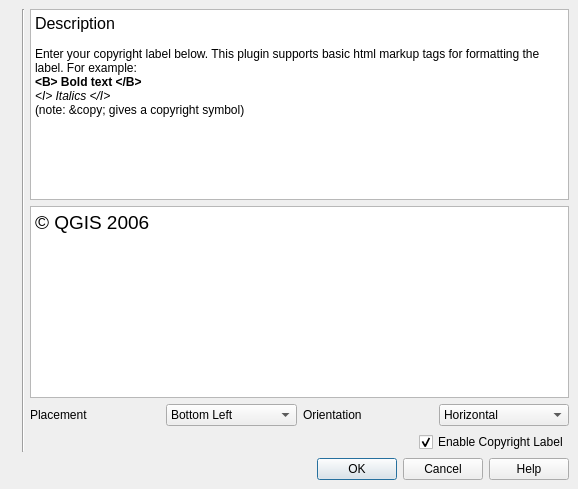
The window that src/plugins/copyright_label/pluginguibase.ui (qgis/QGIS) describes before a commit, drawn with Qt 5.
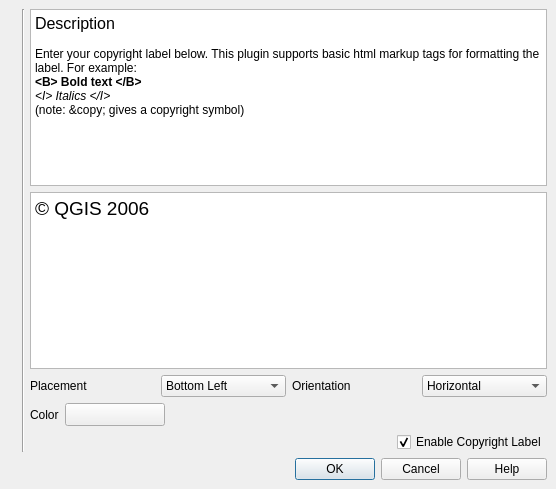
The same window after the commit. Icons and pictures are not drawn. Custom widgets are drawn as their Qt base class.

Commit message: Fix for ticket #150 (added ability to set the copyright text colour). Also removed use of Qt3Support code in the plugin

Patch:
```diff
--- a/src/plugins/copyright_label/pluginguibase.ui
+++ b/src/plugins/copyright_label/pluginguibase.ui
@@ -5,7 +5,7 @@
    <rect>
     <x>0</x>
     <y>0</y>
-    <width>578</width>
+    <width>556</width>
     <height>489</height>
    </rect>
   </property>
@@ -22,6 +22,54 @@
    <property name="spacing" >
     <number>6</number>
    </property>
+   <item row="3" column="2" >
+    <layout class="QHBoxLayout" >
+     <property name="margin" >
+      <number>0</number>
+     </property>
+     <property name="spacing" >
+      <number>6</number>
+     </property>
+     <item>
+      <widget class="QLabel" name="label" >
+       <property name="text" >
+        <string>Color</string>
+       </property>
+      </widget>
+     </item>
+     <item>
+      <widget class="QgsColorButton" name="pbnColorChooser" >
+       <property name="sizePolicy" >
+        <sizepolicy>
+         <hsizetype>0</hsizetype>
+         <vsizetype>7</vsizetype>
+         <horstretch>0</horstretch>
+         <verstretch>0</verstretch>
+        </sizepolicy>
+       </property>
+       <property name="minimumSize" >
+        <size>
+         <width>100</width>
+         <height>0</height>
+        </size>
+       </property>
+      </widget>
+     </item>
+     <item>
+      <spacer>
+       <property name="orientation" >
+        <enum>Qt::Horizontal</enum>
+       </property>
+       <property name="sizeHint" >
+        <size>
+         <width>40</width>
+         <height>20</height>
+        </size>
+       </property>
+      </spacer>
+     </item>
+    </layout>
+   </item>
    <item row="0" column="2" >
     <widget class="QTextEdit" name="textEdit3" >
      <property name="readOnly" >
@@ -30,58 +78,59 @@
      <property name="html" >
       <string>&lt;html>&lt;head>&lt;meta name="qrichtext" content="1" />&lt;style type="text/css">
 p, li { white-space: pre-wrap; }
-&lt;/style>&lt;/head>&lt;body style=" font-family:'MS Shell Dlg 2'; font-size:8.25pt; font-weight:400; font-style:normal; text-decoration:none;">
-&lt;p style=" margin-top:0px; margin-bottom:0px; margin-left:0px; margin-right:0px; -qt-block-indent:0; text-indent:0px; font-family:'Sans Serif'; font-size:9pt;">&lt;span style=" font-size:12pt;">Description&lt;/span>&lt;/p>
-&lt;p style="-qt-paragraph-type:empty; margin-top:0px; margin-bottom:0px; margin-left:0px; margin-right:0px; -qt-block-indent:0; text-indent:0px; font-family:'Sans Serif'; font-size:9pt;">&lt;/p>
-&lt;p style=" margin-top:0px; margin-bottom:0px; margin-left:0px; margin-right:0px; -qt-block-indent:0; text-indent:0px; font-family:'Sans Serif'; font-size:9pt;">Enter your copyright label below. This plugin supports basic html markup tags for formatting the label. For example:&lt;/p>
-&lt;p style=" margin-top:0px; margin-bottom:0px; margin-left:0px; margin-right:0px; -qt-block-indent:0; text-indent:0px; font-family:'Sans Serif'; font-size:9pt;">&lt;span style=" font-weight:600;">&amp;lt;B&amp;gt; Bold text &amp;lt;/B&amp;gt; &lt;/span>&lt;/p>
-&lt;p style=" margin-top:0px; margin-bottom:0px; margin-left:0px; margin-right:0px; -qt-block-indent:0; text-indent:0px; font-family:'Sans Serif'; font-size:9pt; font-weight:600;">&lt;span style=" font-weight:400; font-style:italic;">&amp;lt;I&amp;gt; Italics &amp;lt;/I&amp;gt;&lt;/span>&lt;/p>
-&lt;p style=" margin-top:0px; margin-bottom:0px; margin-left:0px; margin-right:0px; -qt-block-indent:0; text-indent:0px; font-family:'Sans Serif'; font-size:9pt; font-style:italic;">&lt;span style=" font-style:normal;">(note: &amp;amp;copy; gives a copyright symbol)&lt;/span>&lt;/p>&lt;/body>&lt;/html></string>
+&lt;/style>&lt;/head>&lt;body style=" font-family:'Sans Serif'; font-size:9pt; font-weight:400; font-style:normal; text-decoration:none;">
+&lt;p style=" margin-top:0px; margin-bottom:0px; margin-left:0px; margin-right:0px; -qt-block-indent:0; text-indent:0px;">&lt;span style=" font-size:12pt;">Description&lt;/span>&lt;/p>
+&lt;p style="-qt-paragraph-type:empty; margin-top:0px; margin-bottom:0px; margin-left:0px; margin-right:0px; -qt-block-indent:0; text-indent:0px;">&lt;/p>
+&lt;p style=" margin-top:0px; margin-bottom:0px; margin-left:0px; margin-right:0px; -qt-block-indent:0; text-indent:0px;">Enter your copyright label below. This plugin supports basic html markup tags for formatting the label. For example:&lt;/p>
+&lt;p style=" margin-top:0px; margin-bottom:0px; margin-left:0px; margin-right:0px; -qt-block-indent:0; text-indent:0px;">&lt;span style=" font-weight:600;">&amp;lt;B&amp;gt; Bold text &amp;lt;/B&amp;gt; &lt;/span>&lt;/p>
+&lt;p style=" margin-top:0px; margin-bottom:0px; margin-left:0px; margin-right:0px; -qt-block-indent:0; text-indent:0px; font-weight:600;">&lt;span style=" font-weight:400; font-style:italic;">&amp;lt;I&amp;gt; Italics &amp;lt;/I&amp;gt;&lt;/span>&lt;/p>
+&lt;p style=" margin-top:0px; margin-bottom:0px; margin-left:0px; margin-right:0px; -qt-block-indent:0; text-indent:0px; font-style:italic;">&lt;span style=" font-style:normal;">(note: &amp;amp;copy; gives a copyright symbol)&lt;/span>&lt;/p>&lt;/body>&lt;/html></string>
      </property>
     </widget>
    </item>
+   <item row="4" column="2" >
+    <layout class="QHBoxLayout" >
+     <property name="margin" >
+      <number>0</number>
+     </property>
+     <property name="spacing" >
+      <number>6</number>
+     </property>
+     <item>
+      <spacer>
+       <property name="orientation" >
+        <enum>Qt::Horizontal</enum>
+       </property>
+       <property name="sizeType" >
+        <enum>QSizePolicy::Expanding</enum>
+       </property>
+       <property name="sizeHint" >
+        <size>
+         <width>131</width>
+         <height>20</height>
+        </size>
+       </property>
+      </spacer>
+     </item>
+     <item>
+      <widget class="QCheckBox" name="cboxEnabled" >
+       <property name="text" >
+        <string>Enable Copyright Label</string>
+       </property>
+       <property name="checked" >
+        <bool>true</bool>
+       </property>
+      </widget>
+     </item>
+    </layout>
+   </item>
    <item row="1" column="2" >
     <widget class="QTextEdit" name="txtCopyrightText" >
      <property name="html" >
       <string>&lt;html>&lt;head>&lt;meta name="qrichtext" content="1" />&lt;style type="text/css">
 p, li { white-space: pre-wrap; }
-&lt;/style>&lt;/head>&lt;body style=" font-family:'MS Shell Dlg 2'; font-size:8.25pt; font-weight:400; font-style:normal; text-decoration:none;">
-&lt;p style=" margin-top:0px; margin-bottom:0px; margin-left:0px; margin-right:0px; -qt-block-indent:0; text-indent:0px; font-family:'Sans Serif'; font-size:9pt;">&lt;span style=" font-size:14pt;">© QGIS 2006&lt;/span>&lt;/p>&lt;/body>&lt;/html></string>
-     </property>
-    </widget>
-   </item>
-   <item rowspan="4" row="0" column="1" >
-    <widget class="Line" name="line1" >
-     <property name="maximumSize" >
-      <size>
-       <width>2</width>
-       <height>32767</height>
-      </size>
-     </property>
-     <property name="frameShape" >
-      <enum>QFrame::VLine</enum>
-     </property>
-     <property name="frameShadow" >
-      <enum>QFrame::Sunken</enum>
-     </property>
-     <property name="orientation" >
-      <enum>Qt::Vertical</enum>
-     </property>
-    </widget>
-   </item>
-   <item rowspan="4" row="0" column="0" >
-    <widget class="QLabel" name="pixmapLabel2" >
-     <property name="maximumSize" >
-      <size>
-       <width>150</width>
-       <height>32767</height>
-      </size>
-     </property>
-     <property name="pixmap" >
-      <pixmap resource="copyright_plugin.qrc" >:/copyright.png</pixmap>
-     </property>
-     <property name="scaledContents" >
-      <bool>true</bool>
+&lt;/style>&lt;/head>&lt;body style=" font-family:'Sans Serif'; font-size:9pt; font-weight:400; font-style:normal; text-decoration:none;">
+&lt;p style=" margin-top:0px; margin-bottom:0px; margin-left:0px; margin-right:0px; -qt-block-indent:0; text-indent:0px;">&lt;span style=" font-size:14pt;">© QGIS 2006&lt;/span>&lt;/p>&lt;/body>&lt;/html></string>
      </property>
     </widget>
    </item>
@@ -147,43 +196,42 @@
      </item>
     </layout>
    </item>
-   <item row="3" column="2" >
-    <layout class="QHBoxLayout" >
-     <property name="margin" >
-      <number>0</number>
+   <item rowspan="5" row="0" column="1" >
+    <widget class="Line" name="line1" >
+     <property name="maximumSize" >
+      <size>
+       <width>2</width>
+       <height>32767</height>
+      </size>
      </property>
-     <property name="spacing" >
-      <number>6</number>
+     <property name="frameShape" >
+      <enum>QFrame::VLine</enum>
      </property>
-     <item>
-      <spacer>
-       <property name="orientation" >
-        <enum>Qt::Horizontal</enum>
-       </property>
-       <property name="sizeType" >
-        <enum>QSizePolicy::Expanding</enum>
-       </property>
-       <property name="sizeHint" >
-        <size>
-         <width>131</width>
-         <height>20</height>
-        </size>
-       </property>
-      </spacer>
-     </item>
-     <item>
-      <widget class="QCheckBox" name="cboxEnabled" >
-       <property name="text" >
-        <string>Enable Copyright Label</string>
-       </property>
-       <property name="checked" >
-        <bool>true</bool>
-       </property>
-      </widget>
-     </item>
-    </layout>
+     <property name="frameShadow" >
+      <enum>QFrame::Sunken</enum>
+     </property>
+     <property name="orientation" >
+      <enum>Qt::Vertical</enum>
+     </property>
+    </widget>
    </item>
-   <item row="4" column="0" colspan="3" >
+   <item rowspan="5" row="0" column="0" >
+    <widget class="QLabel" name="pixmapLabel2" >
+     <property name="maximumSize" >
+      <size>
+       <width>150</width>
+       <height>32767</height>
+      </size>
+     </property>
+     <property name="pixmap" >
+      <pixmap resource="copyright_plugin.qrc" >:/copyright.png</pixmap>
+     </property>
+     <property name="scaledContents" >
+      <bool>true</bool>
+     </property>
+    </widget>
+   </item>
+   <item row="5" column="0" colspan="3" >
     <widget class="QDialogButtonBox" name="buttonBox" >
      <property name="orientation" >
       <enum>Qt::Horizontal</enum>
@@ -196,6 +244,13 @@
   </layout>
  </widget>
  <layoutdefault spacing="6" margin="11" />
+ <customwidgets>
+  <customwidget>
+   <class>QgsColorButton</class>
+   <extends>QToolButton</extends>
+   <header>qgscolorbutton.h</header>
+  </customwidget>
+ </customwidgets>
  <resources>
   <include location="copyright_plugin.qrc" />
  </resources>
```
The commit also changes 3 other files.
